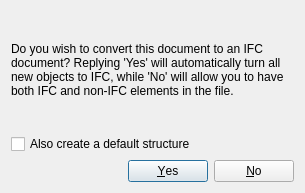
Old version of the form ui/dialogConvertDocument.ui in the repository yorikvanhavre/FreeCAD-NativeIFC.
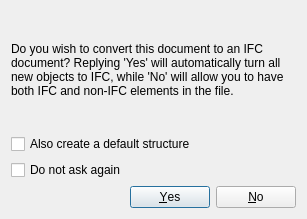
New version of the form.

Commit message: Allow to hide the singledoc dialog

Diff of the .ui file:
```diff
--- a/ui/dialogConvertDocument.ui
+++ b/ui/dialogConvertDocument.ui
@@ -6,8 +6,8 @@
    <rect>
     <x>0</x>
     <y>0</y>
-    <width>305</width>
-    <height>193</height>
+    <width>307</width>
+    <height>219</height>
    </rect>
   </property>
   <property name="windowTitle">
@@ -34,6 +34,22 @@
      </property>
     </widget>
    </item>
+   <item>
+    <widget class="QCheckBox" name="checkAskAgain">
+     <property name="toolTip">
+      <string>If this is checked, you won't be asked again when creating a new FreeCAD document, 
+and that document won't be turned into an IFC document automatically.
+You can still turn a FreeCAD document into an IFC document manually, using
+menu IFC -&gt; Convert document</string>
+     </property>
+     <property name="text">
+      <string>Do not ask again</string>
+     </property>
+     <property name="checked">
+      <bool>false</bool>
+     </property>
+    </widget>
+   </item>
    <item>
     <widget class="QDialogButtonBox" name="buttonBox">
      <property name="orientation">
```
The commit also changes 4 other files.
